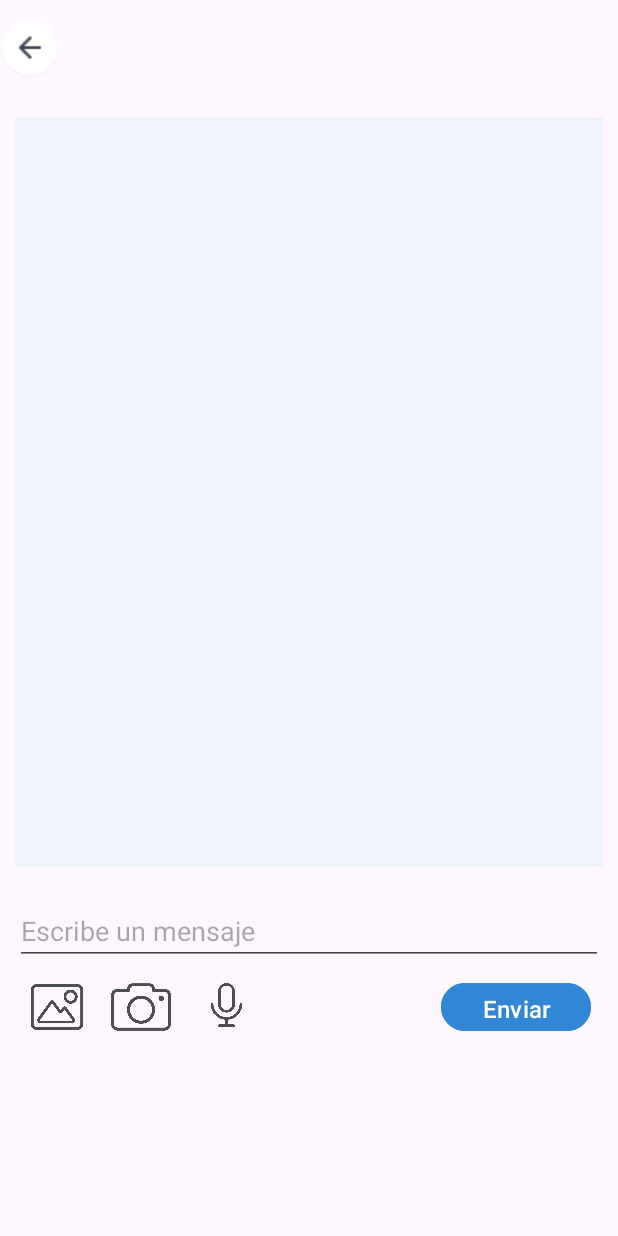
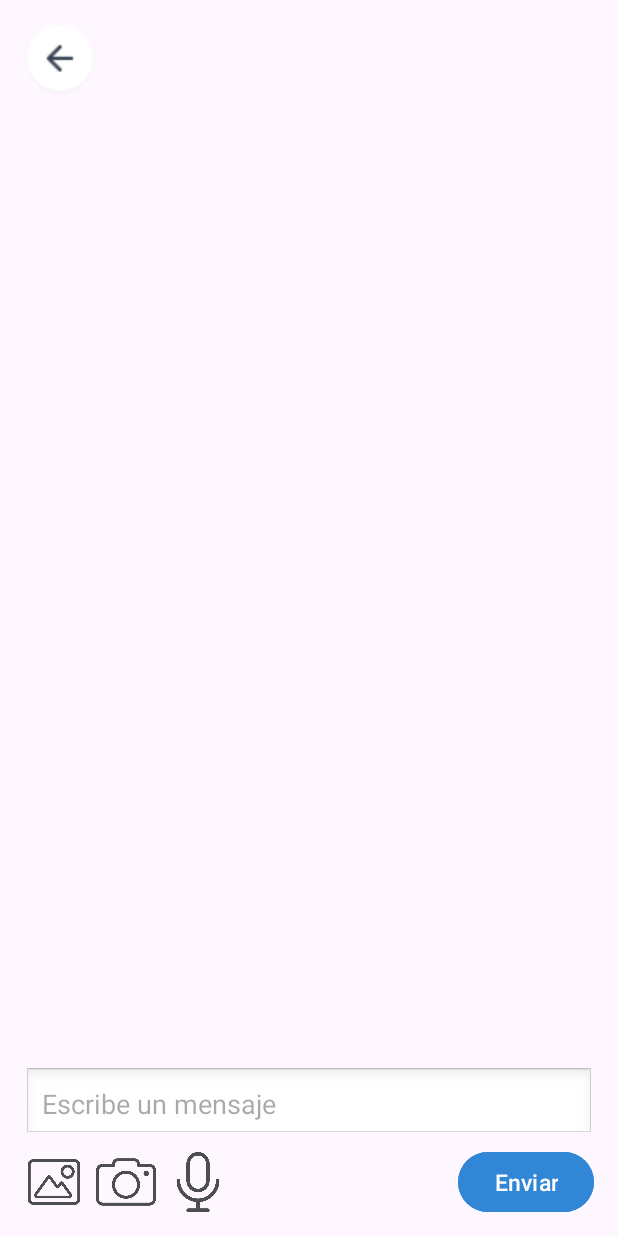
Before and after one commit to ICM2025/GoTer, an Android app: the ChatActivity screen opened directly, with no data from a screen before it, on a phone screen of 412 x 824 dp. Run offline under Robolectric (Android 15) with nearby library versions, the phone set to English and light mode, and no system bars; pictures from the network do not load.

Commit message:
add: Mejoras en xml y funcionalidad de btnback

```diff
--- a/app/src/main/java/com/example/gooter_proyecto/ComunidadesActivity.kt
+++ b/app/src/main/java/com/example/gooter_proyecto/ComunidadesActivity.kt
@@ -33,7 +33,7 @@ class ComunidadesActivity : AppCompatActivity() {
         database = FirebaseDatabase.getInstance().reference
         loadComunidades()
         loadCanales()
-        binding.btnBack.setOnClickListener { finish() }
+        binding.btnBack.setOnClickListener { startActivity(Intent(this, HomeActivity::class.java)) }
         binding.ButtonCrearComunidad.setOnClickListener {
             startActivity(Intent(baseContext, CrearComunidadActivity::class.java))
         }
--- a/app/src/main/java/com/example/gooter_proyecto/CrearCarrerasActivity.kt
+++ b/app/src/main/java/com/example/gooter_proyecto/CrearCarrerasActivity.kt
@@ -113,6 +113,9 @@ class CrearCarrerasActivity : AppCompatActivity() {
             }
             manejado
         }
+        binding.buttonBack.setOnClickListener{
+            startActivity(Intent(this, CarreraActivity::class.java))
+    }
 
         detectorGestos = GestureDetector(this, object : GestureDetector.SimpleOnGestureListener() {
             override fun onLongPress(e: MotionEvent) { }
--- a/app/src/main/java/com/example/gooter_proyecto/CrearComunidadActivity.kt
+++ b/app/src/main/java/com/example/gooter_proyecto/CrearComunidadActivity.kt
@@ -1,5 +1,6 @@
 package com.example.gooter_proyecto
 
+import android.content.Intent
 import android.os.Bundle
 import android.widget.Toast
 import androidx.activity.enableEdgeToEdge
@@ -30,7 +31,7 @@ class CrearComunidadActivity : AppCompatActivity() {
         auth = FirebaseAuth.getInstance()
 
         binding.btnBack.setOnClickListener {
-            finish()
+            startActivity(Intent(this, ComunidadesActivity::class.java))
         }
 
         binding.ButtonCrear.setOnClickListener {
--- a/app/src/main/res/layout/activity_chat.xml
+++ b/app/src/main/res/layout/activity_chat.xml
@@ -5,119 +5,87 @@
     android:layout_width="match_parent"
     android:layout_height="match_parent"
     android:orientation="vertical"
-    android:layout_margin="15dp">
-
-    <LinearLayout
+    android:paddingHorizontal="16dp"
+    android:paddingTop="8dp"
+    android:paddingBottom="8dp"> <LinearLayout
     android:layout_width="match_parent"
-        android:layout_height="50dp"
-        android:layout_marginTop="8dp"
-        android:layout_marginBottom="10dp"
-        android:orientation="horizontal">
-
-        <ImageButton
+    android:layout_height="?attr/actionBarSize" android:orientation="horizontal"
+    android:gravity="center_vertical"
+    android:layout_marginBottom="4dp"> <ImageButton
     android:id="@+id/botonBack"
-            android:layout_width="40dp"
-            android:layout_height="40dp"
+    android:layout_width="48dp"
+    android:layout_height="48dp"
     android:background="?attr/selectableItemBackgroundBorderless"
     android:scaleType="fitCenter"
-            app:srcCompat="@drawable/back_button"
-            android:layout_gravity="center"
-            app:layout_constraintStart_toStartOf="parent"
-            app:layout_constraintTop_toTopOf="parent" />
+    app:srcCompat="@drawable/back_button"/>
 
     <TextView
         android:id="@+id/tvTitulo"
-            android:layout_width="match_parent"
-            android:layout_height="50dp"
+        android:layout_width="0dp"
+        android:layout_height="wrap_content"
+        android:layout_weight="1"
         android:gravity="center"
         android:text="CHAT"
-            android:textSize="25dp"
-            android:textStyle="bold">
-        </TextView>
-
-    </LinearLayout>
+        android:textSize="20sp"
+        android:textStyle="bold"
+        android:paddingHorizontal="8dp"/> </LinearLayout>
 
     <androidx.recyclerview.widget.RecyclerView
         android:id="@+id/listaMensajes"
         android:layout_width="match_parent"
-        android:layout_height="500dp"
-        android:layout_margin="10dp"
-        android:background="@color/textfield_background"
-        android:layout_above="@id/layoutInput"
-        android:layout_alignParentTop="true"/>
-
-    <LinearLayout
+        android:layout_height="0dp"
+        android:layout_weight="1" android:background="@android:color/transparent"
+        android:layout_marginBottom="4dp"/> <LinearLayout
         android:id="@+id/layoutInput"
         android:layout_width="match_parent"
         android:layout_height="wrap_content"
-        android:layout_alignParentBottom="true"
         android:orientation="vertical"
-        android:padding="10dp">
-
-        <EditText
+        android:paddingTop="4dp"> <EditText
         android:id="@+id/editTextMensaje"
         android:layout_width="match_parent"
         android:layout_height="wrap_content"
-            android:layout_weight="1"
-            android:hint="Escribe un mensaje"/>
+        android:hint="Escribe un mensaje"
+        android:padding="12dp"
+        android:background="@android:drawable/edit_text"/>
 
         <LinearLayout
             android:layout_width="match_parent"
             android:layout_height="wrap_content"
-            android:orientation="horizontal">
-
-            <LinearLayout
-                android:layout_width="match_parent"
-                android:layout_height="100dp"
-                android:orientation="horizontal">
-
-                <ImageButton
+            android:orientation="horizontal"
+            android:gravity="center_vertical"
+            android:paddingVertical="4dp"> <ImageButton
             android:id="@+id/btnCargarImagen"
-                    android:layout_width="40dp"
-                    android:layout_height="40dp"
-                    android:scaleType="fitCenter"
-                    android:background="@null"
-                    android:layout_margin="8dp"
+            android:layout_width="40dp" android:layout_height="40dp" android:scaleType="fitCenter"
+            android:background="?attr/selectableItemBackgroundBorderless"
             android:src="@drawable/ic_image"
+            android:layout_marginEnd="8dp"
             app:tint="@color/grisLetra"/>
 
             <ImageButton
                 android:id="@+id/btnTomarFoto"
-                    android:layout_width="40dp"
-                    android:layout_height="40dp"
-                    android:scaleType="fitCenter"
-                    android:background="@null"
+                android:layout_width="40dp" android:layout_height="40dp" android:scaleType="fitCenter"
+                android:background="?attr/selectableItemBackgroundBorderless"
                 android:src="@drawable/ic_camera"
-                    android:layout_margin="8dp"
+                android:layout_marginEnd="8dp"
                 app:tint="@color/grisLetra"/>
 
             <ImageButton
                 android:id="@+id/btnGrabarAudio"
-                    android:layout_width="42dp"
-                    android:layout_height="29dp"
-                    android:scaleType="fitCenter"
-                    android:background="@null"
-                    android:layout_marginTop="12dp"
-                    android:layout_marginLeft="8dp"
-                    android:layout_marginRight="8dp"
-                    android:layout_marginBottom="8dp"
+                android:layout_width="40dp" android:layout_height="40dp" android:scaleType="fitCenter"
+                android:background="?attr/selectableItemBackgroundBorderless"
                 android:src="@drawable/ic_microphone"
+                android:layout_marginEnd="8dp"
                 app:tint="@color/grisLetra"/>
 
             <View
                 android:layout_width="0dp"
                 android:layout_height="0dp"
-                    android:layout_weight="1" />
-
-                <Button
+                android:layout_weight="1" /> <Button
                 android:id="@+id/btnEnviar"
-                    android:layout_width="100dp"
-                    android:layout_height="40dp"
-                    android:textSize="16dp"
-                    android:backgroundTint="@color/blue_buttons"
-                    android:layout_margin="8dp"
+                android:layout_width="wrap_content"
+                android:layout_height="wrap_content"
+                android:minWidth="70dp" android:textSize="15sp" android:backgroundTint="@color/blue_buttons"
                 android:text="Enviar"/>
         </LinearLayout>
     </LinearLayout>
 </LinearLayout>
-</LinearLayout>
```
Lines whose indentation alone changed are shown as unchanged.
